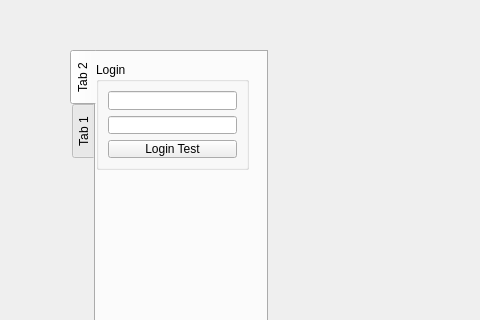
Old version of the form QTLibraryPrototype/mainwindow.ui in the repository janelle-lr/CS106LibraryInformationSystem; both pictures show x 0 to 480 and y 0 to 320 of the 800 by 600 pixel window.
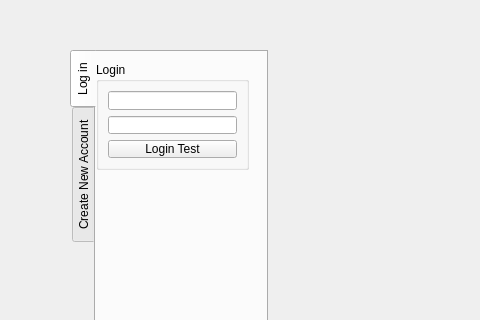
New version of the form. The open tabs and pages were chosen to show the change.

What changed in the file:
```diff
--- a/QTLibraryPrototype/mainwindow.ui
+++ b/QTLibraryPrototype/mainwindow.ui
@@ -44,7 +44,7 @@
     </property>
     <widget class="QWidget" name="tab_2">
      <attribute name="title">
-      <string>Tab 2</string>
+      <string>Log in</string>
      </attribute>
      <widget class="QGroupBox" name="groupBox">
       <property name="geometry">
@@ -84,7 +84,7 @@
     </widget>
     <widget class="QWidget" name="tab">
      <attribute name="title">
-      <string>Tab 1</string>
+      <string>Create New Account</string>
      </attribute>
      <layout class="QHBoxLayout" name="horizontalLayout">
       <item>
```
Left out of the diff: 4 changed lines with no effect on the pictures.
